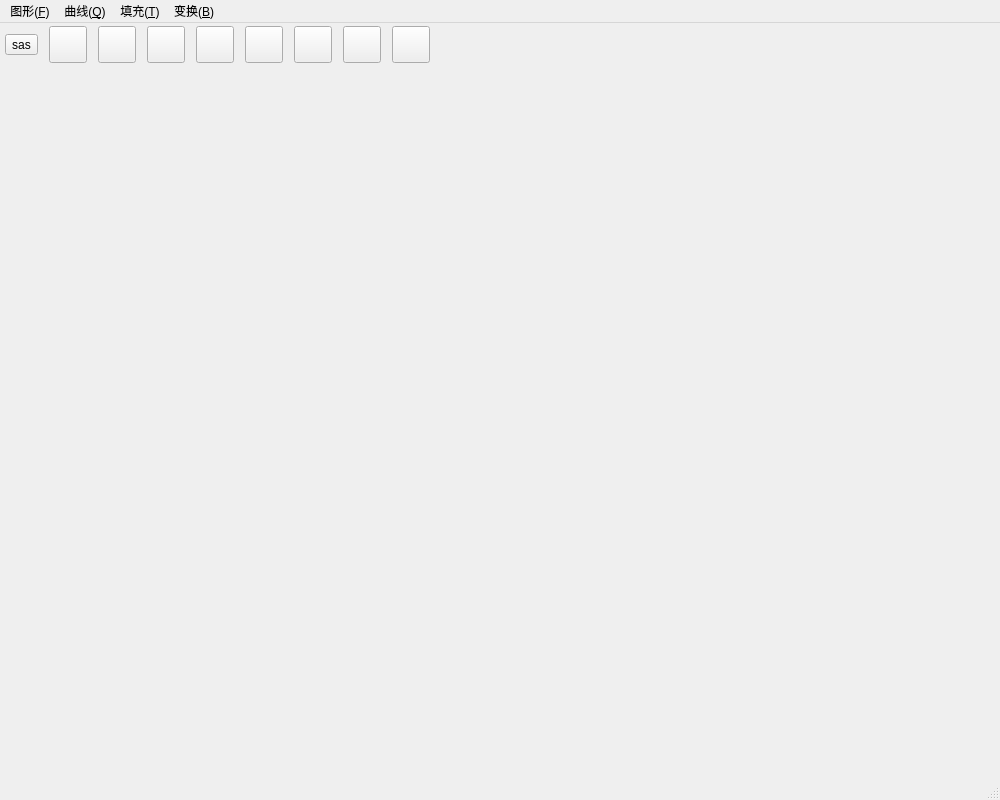
Old version of the form mainwindow.ui in the repository cocochick/point.
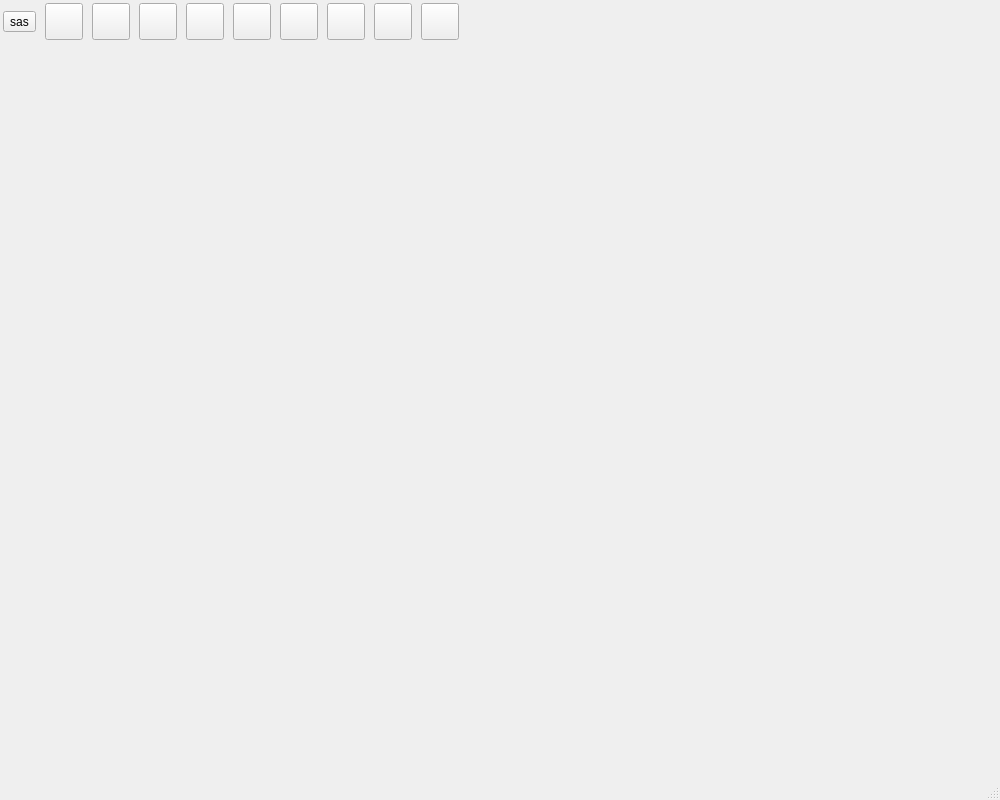
New version of the form. Icons and pictures are not drawn.

Commit message: add bspline mode

Diff of the .ui file:
```diff
--- a/mainwindow.ui
+++ b/mainwindow.ui
@@ -19,7 +19,7 @@
      <rect>
       <x>0</x>
       <y>0</y>
-      <width>440</width>
+      <width>471</width>
       <height>44</height>
      </rect>
     </property>
@@ -92,6 +92,23 @@
        </property>
       </widget>
      </item>
+     <item>
+      <widget class="QToolButton" name="bspline">
+       <property name="text">
+        <string/>
+       </property>
+       <property name="icon">
+        <iconset resource="ico.qrc">
+         <normaloff>:/new/ico/ico/cvMoVdQ-adjust-spline-clipart.png</normaloff>:/new/ico/ico/cvMoVdQ-adjust-spline-clipart.png</iconset>
+       </property>
+       <property name="iconSize">
+        <size>
+         <width>30</width>
+         <height>30</height>
+        </size>
+       </property>
+      </widget>
+     </item>
      <item>
       <widget class="QToolButton" name="select">
        <property name="text">
@@ -186,33 +203,9 @@
      <x>0</x>
      <y>0</y>
      <width>1000</width>
-     <height>22</height>
+     <height>25</height>
     </rect>
    </property>
-   <widget class="QMenu" name="menu_F">
-    <property name="title">
-     <string>图形(&amp;F)</string>
-    </property>
-   </widget>
-   <widget class="QMenu" name="menu_Q">
-    <property name="title">
-     <string>曲线(&amp;Q)</string>
-    </property>
-   </widget>
-   <widget class="QMenu" name="menu_T">
-    <property name="title">
-     <string>填充(&amp;T)</string>
-    </property>
-   </widget>
-   <widget class="QMenu" name="menu_B">
-    <property name="title">
-     <string>变换(&amp;B)</string>
-    </property>
-   </widget>
-   <addaction name="menu_F"/>
-   <addaction name="menu_Q"/>
-   <addaction name="menu_T"/>
-   <addaction name="menu_B"/>
   </widget>
   <widget class="QStatusBar" name="statusbar"/>
   <action name="action_Z">
```
The commit also changes 6 other files.
